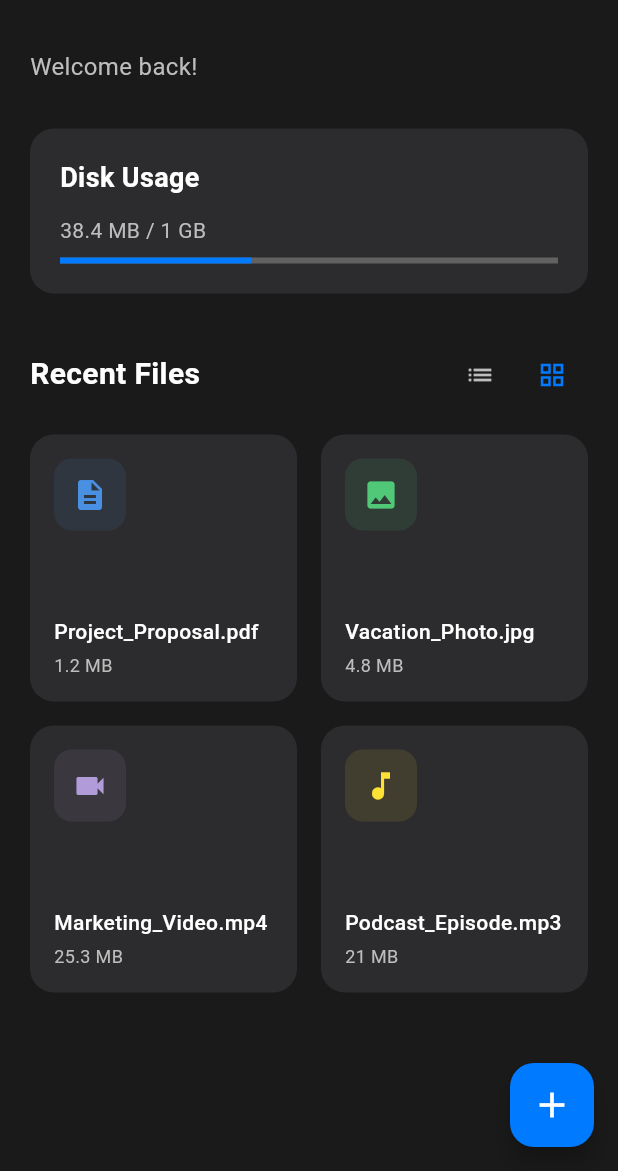
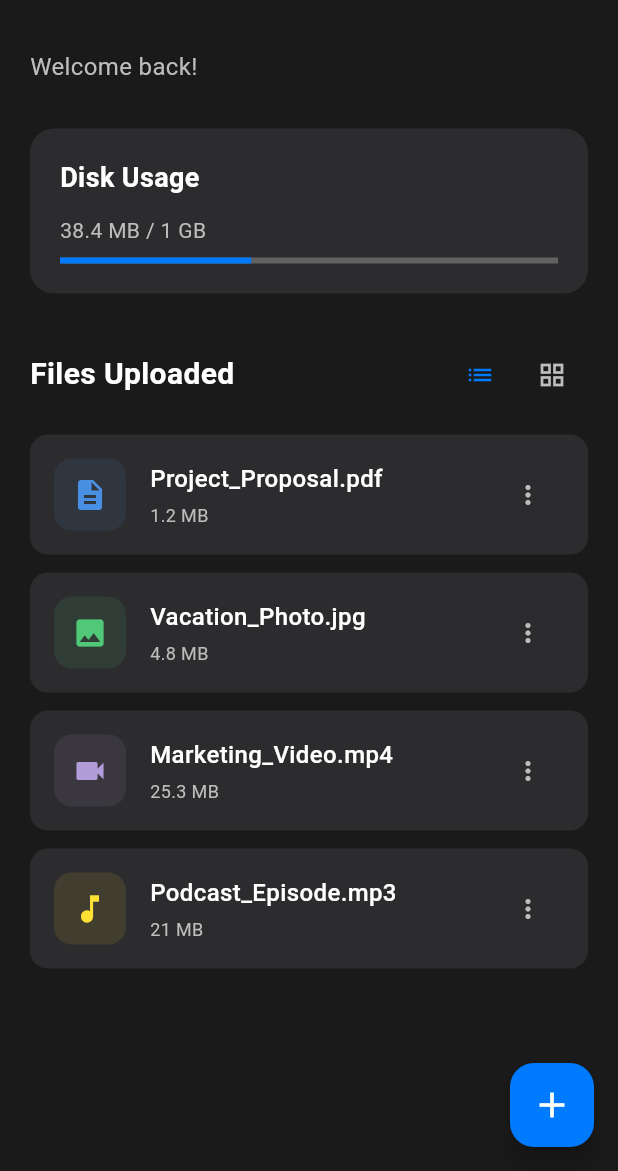
Before and after one commit to dadyutenga/file_share, a Flutter app: the HomeScreen screen opened directly, after a tap on the "list" icon, on a phone screen of 412 x 824 dp, the part 65-1236 px from its top. Run offline on Flutter 3.47's test engine with Material 3 defaults, Android fonts, the phone set to English and light mode, and no system bars; our stand-ins replace dio, flutter_secure_storage; accounts and stored records are empty.

Commit message:
Refactor HomeScreen layout: Implement toggle between grid and list views, update section titles, and enhance file card display for better usability.

```diff
--- a/lib/screens/HomeScreen.dart
+++ b/lib/screens/HomeScreen.dart
@@ -9,6 +9,8 @@ class HomeScreen extends StatefulWidget {
 }
 
 class _HomeScreenState extends State<HomeScreen> {
+  bool _isGridView = true; // Toggle between grid and list view
+
   @override
   Widget build(BuildContext context) {
     // Set status bar style for this screen
@@ -110,12 +112,12 @@ class _HomeScreenState extends State<HomeScreen> {
 
               const SizedBox(height: 30.0),
 
-              // Recent Files section
+              // Files Uploaded section
               Row(
                 mainAxisAlignment: MainAxisAlignment.spaceBetween,
                 children: [
                   const Text(
-                    'Recent Files',
+                    'Files Uploaded',
                     style: TextStyle(
                       color: Colors.white,
                       fontSize: 20.0,
@@ -126,21 +128,29 @@ class _HomeScreenState extends State<HomeScreen> {
                     children: [
                       IconButton(
                         onPressed: () {
-                          // Handle list view
+                          setState(() {
+                            _isGridView = false;
+                          });
                         },
                         icon: Icon(
                           Icons.list,
-                          color: Colors.grey[400],
+                          color: !_isGridView
+                              ? const Color(0xFF007AFF)
+                              : Colors.grey[400],
                           size: 20.0,
                         ),
                       ),
                       IconButton(
                         onPressed: () {
-                          // Handle grid view
+                          setState(() {
+                            _isGridView = true;
+                          });
                         },
-                        icon: const Icon(
+                        icon: Icon(
                           Icons.grid_view,
-                          color: Color(0xFF007AFF),
+                          color: _isGridView
+                              ? const Color(0xFF007AFF)
+                              : Colors.grey[400],
                           size: 20.0,
                         ),
                       ),
@@ -151,21 +161,8 @@ class _HomeScreenState extends State<HomeScreen> {
 
               const SizedBox(height: 16.0),
 
-              // File Grid
-              GridView.builder(
-                shrinkWrap: true,
-                physics: const NeverScrollableScrollPhysics(),
-                gridDelegate: const SliverGridDelegateWithFixedCrossAxisCount(
-                  crossAxisCount: 2,
-                  crossAxisSpacing: 16.0,
-                  mainAxisSpacing: 16.0,
-                  childAspectRatio: 1.0,
-                ),
-                itemCount: 4,
-                itemBuilder: (context, index) {
-                  return _buildFileCard(index);
-                },
-              ),
+              // File View (Grid or List)
+              _isGridView ? _buildGridView() : _buildListView(),
             ],
           ),
         ),
@@ -182,7 +179,35 @@ class _HomeScreenState extends State<HomeScreen> {
     );
   }
 
-  Widget _buildFileCard(int index) {
+  Widget _buildGridView() {
+    return GridView.builder(
+      shrinkWrap: true,
+      physics: const NeverScrollableScrollPhysics(),
+      gridDelegate: const SliverGridDelegateWithFixedCrossAxisCount(
+        crossAxisCount: 2,
+        crossAxisSpacing: 16.0,
+        mainAxisSpacing: 16.0,
+        childAspectRatio: 0.85, // Fixed aspect ratio to prevent overflow
+      ),
+      itemCount: 4,
+      itemBuilder: (context, index) {
+        return _buildFileCardGrid(index);
+      },
+    );
+  }
+
+  Widget _buildListView() {
+    return ListView.builder(
+      shrinkWrap: true,
+      physics: const NeverScrollableScrollPhysics(),
+      itemCount: 4,
+      itemBuilder: (context, index) {
+        return _buildFileCardList(index);
+      },
+    );
+  }
+
+  Widget _buildFileCardGrid(int index) {
     final List<Map<String, dynamic>> files = [
       {
         'name': 'Project_Proposal.pdf',
@@ -221,6 +246,7 @@ class _HomeScreenState extends State<HomeScreen> {
         padding: const EdgeInsets.all(16.0),
         child: Column(
           crossAxisAlignment: CrossAxisAlignment.start,
+          mainAxisSize: MainAxisSize.min, // Prevent overflow
           children: [
             // File icon
             Container(
@@ -233,10 +259,11 @@ class _HomeScreenState extends State<HomeScreen> {
               child: Icon(file['icon'], color: file['color'], size: 24.0),
             ),
 
-            const Spacer(),
-
+            const SizedBox(height: 12.0), // Fixed spacing instead of Spacer
             // File info
-            Text(
+            Flexible(
+              // Use Flexible to prevent overflow
+              child: Text(
                 file['name'],
                 style: const TextStyle(
                   color: Colors.white,
@@ -245,6 +272,7 @@ class _HomeScreenState extends State<HomeScreen> {
                 ),
                 maxLines: 2,
                 overflow: TextOverflow.ellipsis,
+              ),
             ),
             const SizedBox(height: 4.0),
             Text(
@@ -256,4 +284,95 @@ class _HomeScreenState extends State<HomeScreen> {
       ),
     );
   }
+
+  Widget _buildFileCardList(int index) {
+    final List<Map<String, dynamic>> files = [
+      {
+        'name': 'Project_Proposal.pdf',
+        'size': '1.2 MB',
+        'icon': Icons.description,
+        'color': const Color(0xFF4A90E2),
+      },
+      {
+        'name': 'Vacation_Photo.jpg',
+        'size': '4.8 MB',
+        'icon': Icons.image,
+        'color': const Color(0xFF50C878),
+      },
+      {
+        'name': 'Marketing_Video.mp4',
+        'size': '25.3 MB',
+        'icon': Icons.videocam,
+        'color': const Color(0xFFB19CD9),
+      },
+      {
+        'name': 'Podcast_Episode.mp3',
+        'size': '21 MB',
+        'icon': Icons.music_note,
+        'color': const Color(0xFFFFE135),
+      },
+    ];
+
+    final file = files[index];
+
+    return Container(
+      margin: const EdgeInsets.only(bottom: 12.0),
+      padding: const EdgeInsets.all(16.0),
+      decoration: BoxDecoration(
+        color: const Color(0xFF2C2C2E),
+        borderRadius: BorderRadius.circular(12.0),
+      ),
+      child: Row(
+        children: [
+          // File type icon
+          Container(
+            width: 48.0,
+            height: 48.0,
+            decoration: BoxDecoration(
+              color: file['color'].withOpacity(0.1),
+              borderRadius: BorderRadius.circular(12.0),
+            ),
+            child: Icon(file['icon'], color: file['color'], size: 24.0),
+          ),
+
+          const SizedBox(width: 16.0),
+
+          // File info
+          Expanded(
+            child: Column(
+              crossAxisAlignment: CrossAxisAlignment.start,
+              children: [
+                Text(
+                  file['name'],
+                  style: const TextStyle(
+                    color: Colors.white,
+                    fontSize: 16.0,
+                    fontWeight: FontWeight.w500,
+                  ),
+                  overflow: TextOverflow.ellipsis,
+                ),
+                const SizedBox(height: 4.0),
+                Text(
+                  file['size'],
+                  style: TextStyle(
+                    color: Colors.grey[400],
+                    fontSize: 12.0,
+                    fontWeight: FontWeight.w400,
+                  ),
+                ),
+              ],
+            ),
+          ),
+
+          // More options
+          IconButton(
+            onPressed: () {
+              // Handle file options
+            },
+            icon: Icon(Icons.more_vert, color: Colors.grey[400], size: 20.0),
+          ),
+        ],
+      ),
+    );
   }
+}
--- a/lib/screens/MainNavigationWrapper.dart
+++ b/lib/screens/MainNavigationWrapper.dart
@@ -220,12 +220,6 @@ class _MainNavigationWrapperState extends State<MainNavigationWrapper> {
         ),
         actions: [
           IconButton(
-            onPressed: () {
-              // Handle search
-            },
-            icon: const Icon(Icons.search, color: Colors.white, size: 24.0),
-          ),
-          IconButton(
             onPressed: _showUserMenu,
             icon: const Icon(
               Icons.account_circle_outlined,
```
Lines whose indentation alone changed are shown as unchanged.
